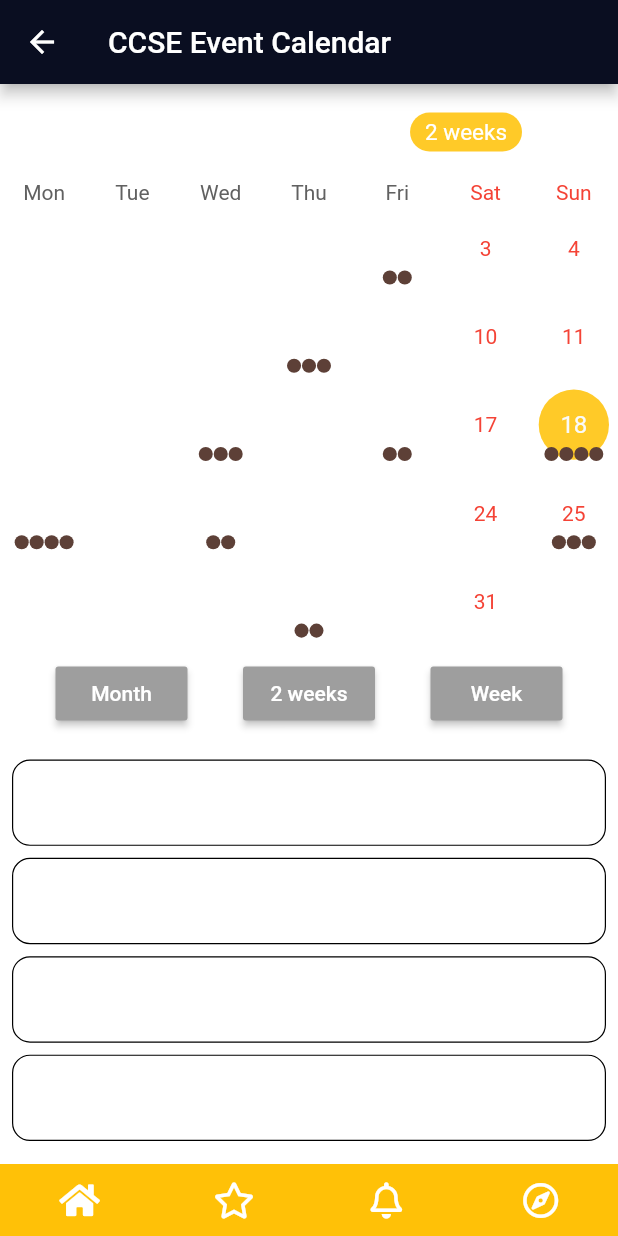
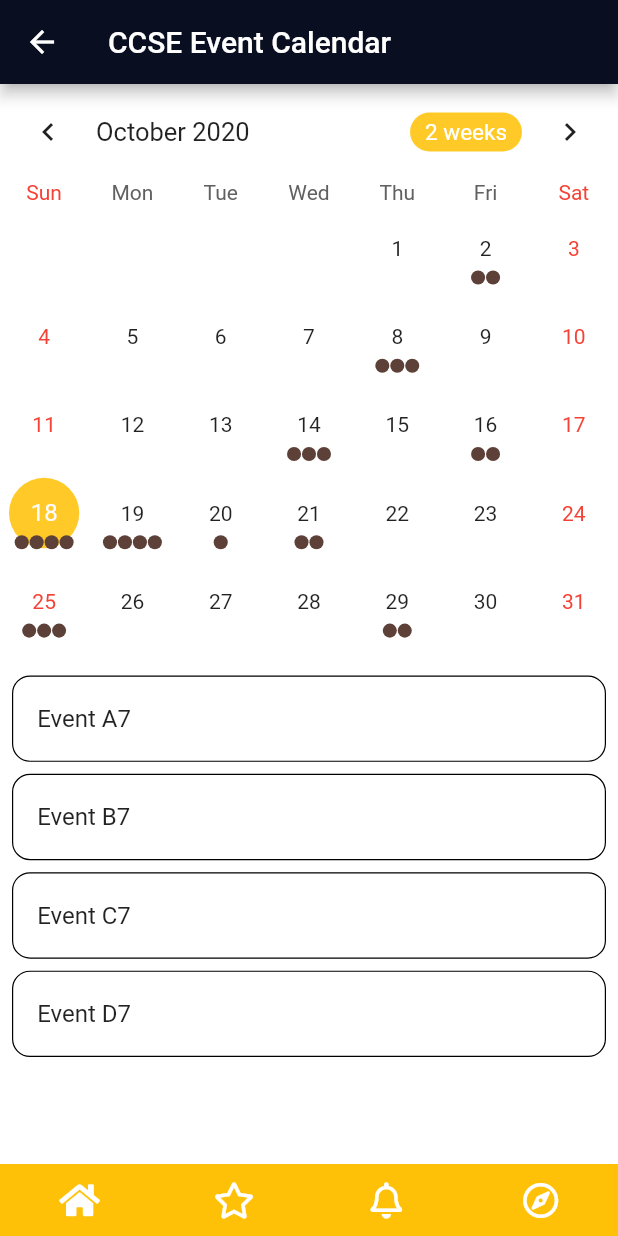
Before and after one commit to rayhebard/scrappy, a Flutter app: the CalendarPage screen opened by its route, on a phone screen of 412 x 824 dp. Run offline on Flutter 3.47's test engine with Material 2 defaults, Android fonts, the phone set to English and light mode, and no system bars; drawn by our look-alikes of table_calendar; our stand-ins replace flutter_spinkit, flutter_svg, font_awesome_flutter, jiffy; network calls fail.

Commit message:
update for calender/styling

```diff
--- a/lib/screens/calendar_page.dart
+++ b/lib/screens/calendar_page.dart
@@ -35,8 +35,11 @@ class _CalendarPageState extends State<CalendarPage> with TickerProviderStateMix
   void initState() {
     super.initState();
     final _selectedDay = DateTime.now();
+    var testDay  = DateTime.parse("2020-10-20");
 
     _events = {
+      testDay:[{"name": 'Black Rock', "id":999}]
+    ,
       _selectedDay.subtract(Duration(days: 30)): ['Event A0', 'Event B0', 'Event C0'],
       _selectedDay.subtract(Duration(days: 27)): ['Event A1'],
       _selectedDay.subtract(Duration(days: 20)): ['Event A2', 'Event B2', 'Event C2', 'Event D2'],
@@ -88,6 +91,14 @@ class _CalendarPageState extends State<CalendarPage> with TickerProviderStateMix
   }
   @override
   Widget build(BuildContext context) {
+    return Theme(data: ThemeData.light().copyWith(
+        primaryColor: Color(0xFF0A0E21),
+        scaffoldBackgroundColor: Colors.white,
+        bottomAppBarColor: Colors.white,
+        accentColor: Colors.amberAccent
+    ),
+        child: Builder(
+          builder:(context){
             return Scaffold(
               bottomNavigationBar: Navbar(),
               appBar: AppBar(
@@ -101,12 +112,15 @@ class _CalendarPageState extends State<CalendarPage> with TickerProviderStateMix
                   _buildTableCalendar(),
                   // _buildTableCalendarWithBuilders(),
                   const SizedBox(height: 8.0),
-          _buildButtons(),
                   const SizedBox(height: 8.0),
                   Expanded(child: _buildEventList()),
                 ],
               ),
             );
+          }
+        ),
+    );
+
   }
 
   // Simple TableCalendar configuration (using Styles)
@@ -115,10 +129,10 @@ class _CalendarPageState extends State<CalendarPage> with TickerProviderStateMix
       calendarController: _calendarController,
       events: _events,
       holidays: _holidays,
-      startingDayOfWeek: StartingDayOfWeek.monday,
+      startingDayOfWeek: StartingDayOfWeek.sunday,
       calendarStyle: CalendarStyle(
         selectedColor: Colors.amber[400],
-        todayColor: Colors.amber[200],
+        todayColor: Colors.grey,
         markersColor: Colors.brown[700],
         outsideDaysVisible: false,
       ),
@@ -258,49 +272,7 @@ class _CalendarPageState extends State<CalendarPage> with TickerProviderStateMix
     );
   }
 
-  Widget _buildButtons() {
-    final dateTime = _events.keys.elementAt(_events.length - 2);
 
-    return Column(
-      children: <Widget>[
-        Row(
-          mainAxisSize: MainAxisSize.max,
-          mainAxisAlignment: MainAxisAlignment.spaceEvenly,
-          children: <Widget>[
-            RaisedButton(
-              color: Colors.grey,
-              child: Text('Month'),
-              onPressed: () {
-                setState(() {
-                  _calendarController.setCalendarFormat(CalendarFormat.month);
-                });
-              },
-            ),
-            RaisedButton(
-              color: Colors.grey,
-              child: Text('2 weeks'),
-              onPressed: () {
-                setState(() {
-                  _calendarController.setCalendarFormat(CalendarFormat.twoWeeks);
-                });
-              },
-            ),
-            RaisedButton(
-              color: Colors.grey,
-              child: Text('Week'),
-              onPressed: () {
-                setState(() {
-                  _calendarController.setCalendarFormat(CalendarFormat.week);
-                });
-              },
-            ),
-          ],
-        ),
-        const SizedBox(height: 8.0),
-
-      ],
-    );
-  }
 
   Widget _buildEventList() {
     return ListView(
```
Lines whose indentation alone changed are shown as unchanged.
